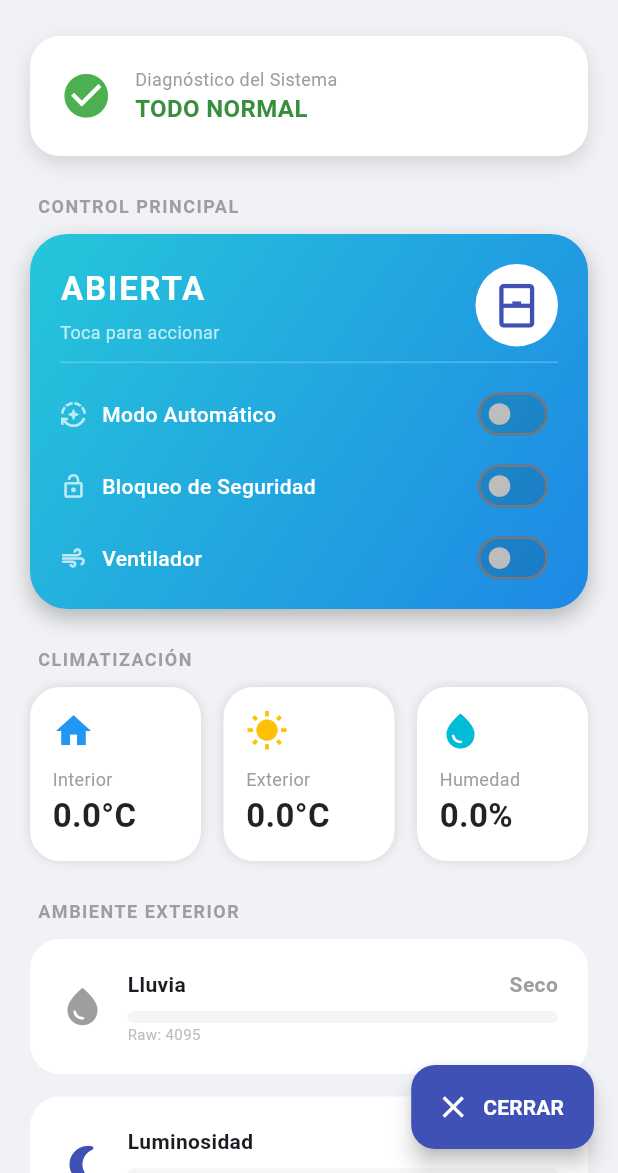
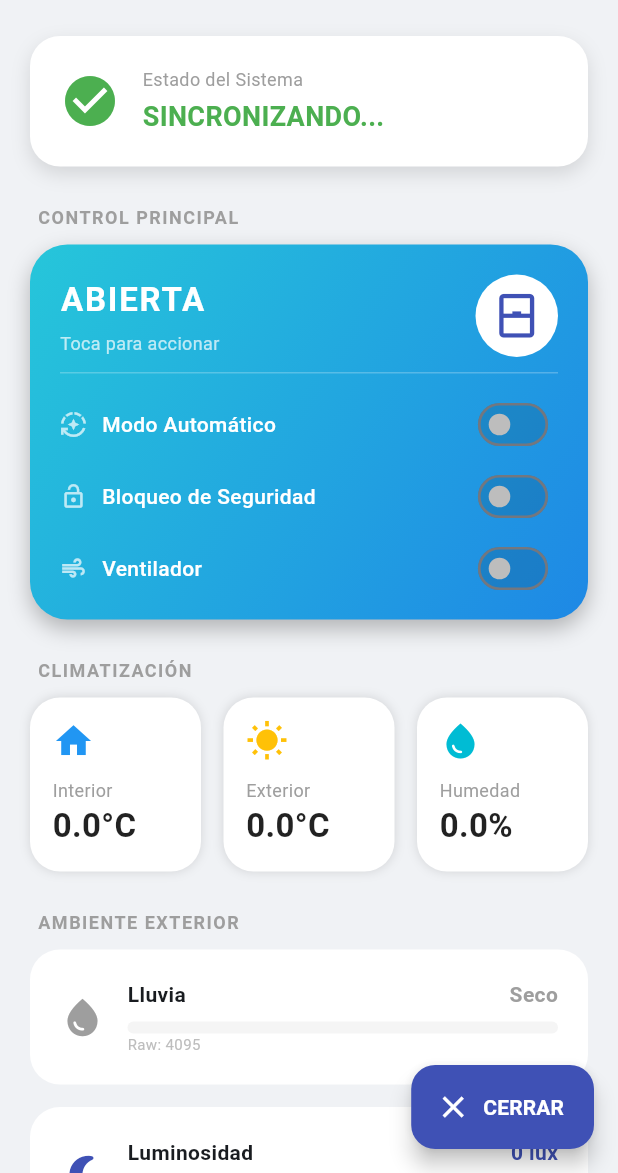
Before and after one commit to Plascencia505/WinIoT, a Flutter app: the screen it shows after launch, after a tap on "CERRADA", on a phone screen of 412 x 824 dp, the part 63-1236 px from its top. Run offline on Flutter 3.47's test engine with Material 3 defaults, Android fonts, the phone set to English and light mode, and no system bars; our stand-ins replace firebase_core, firebase_database; accounts and stored records are empty.

Commit message:
Versión final

```diff
--- a/lib/main.dart
+++ b/lib/main.dart
@@ -39,14 +39,18 @@ class MainDashboardPage extends StatefulWidget {
 }
 
 class _MainDashboardPageState extends State<MainDashboardPage> {
-  // CORRECCIÓN 1: Apuntamos directo al nodo 'ventana'
+  // Referencia al nodo raíz 'ventana'
   final DatabaseReference _dbRef = FirebaseDatabase.instance.ref('ventana');
+
+  // --- ESTADO DE CARGA ---
+  bool _isLoading = true; // Empieza cargando para no mostrar datos falsos
 
   // Variables de Estado
   bool _isWindowOpen = false;
   bool _isFanActive = false;
   bool _isAutoMode = false;
   bool _isLocked = false;
+  String _alertMessage = "Sincronizando...";
 
   // Variables de Sensores
   double _tempExt = 0.0;
@@ -59,7 +63,6 @@ class _MainDashboardPageState extends State<MainDashboardPage> {
 
   // Anti-Spam
   DateTime? _lastActionTime;
-
   StreamSubscription<DatabaseEvent>? _globalSub;
 
   @override
@@ -69,33 +72,29 @@ class _MainDashboardPageState extends State<MainDashboardPage> {
   }
 
   void _initListeners() {
-    _globalSub = _dbRef.onValue.listen((event) {
+    // Escuchamos cambios. Este evento se dispara INMEDIATAMENTE al conectar.
+    _globalSub = _dbRef.onValue.listen(
+      (event) {
         final data = event.snapshot.value;
 
-      // Verificamos que data no sea null y sea un Mapa
-      if (data != null && data is Map) {
         if (mounted) {
           setState(() {
-            // --- CORRECCIÓN 2: MAPEO EXACTO A TU JSON ---
-
-            // 1. Datos que están "sueltos" en la raíz de 'ventana'
+            if (data != null && data is Map) {
+              // 1. Mapeo de Datos (Parseo Seguro)
               _lluviaRaw = (data['lluvia'] as num?)?.toInt() ?? 4095;
               _luzRaw = (data['luminosidad'] as num?)?.toInt() ?? 0;
               _humedadVal = (data['humedad_interior'] as num?)?.toInt() ?? 0;
 
-            // 2. Carpeta "posicion"
               if (data['posicion'] is Map) {
-              final pos = data['posicion'] as Map;
-              _isWindowOpen = (pos['is_open'] as bool?) ?? false;
+                _isWindowOpen = (data['posicion']['is_open'] as bool?) ?? false;
               }
 
-            // 3. Carpeta "sistema"
               if (data['sistema'] is Map) {
                 final sys = data['sistema'] as Map;
                 _isLocked = (sys['is_lock'] as bool?) ?? false;
                 _isFanActive = (sys['fan_active'] as bool?) ?? false;
+                _alertMessage = (sys['alerta'] as String?) ?? "SISTEMA ONLINE";
 
-              // Modo (puede venir como String "AUTO" o bool)
                 final modoVal = sys['modo'];
                 if (modoVal is String) {
                   _isAutoMode = (modoVal.toUpperCase() == "AUTO");
@@ -104,23 +103,30 @@ class _MainDashboardPageState extends State<MainDashboardPage> {
                 }
               }
 
-            // 4. Carpeta "temperatura"
               if (data['temperatura'] is Map) {
                 final temp = data['temperatura'] as Map;
                 _tempInt = (temp['interior'] as num?)?.toDouble() ?? 0.0;
                 _tempExt = (temp['exterior'] as num?)?.toDouble() ?? 0.0;
               }
 
-            // 5. Carpeta "sonido"
               if (data['sonido'] is Map) {
                 final sound = data['sonido'] as Map;
                 _sonidoInt = (sound['interior'] as num?)?.toInt() ?? 0;
                 _sonidoExt = (sound['exterior'] as num?)?.toInt() ?? 0;
               }
+            }
+
+            // IMPORTANTE: Una vez leídos los datos (o si era null), quitamos la carga
+            _isLoading = false;
           });
         }
-      }
-    });
+      },
+      onError: (error) {
+        // Si hay error, también quitamos la carga para mostrar algo (aunque sean defaults)
+        if (mounted) setState(() => _isLoading = false);
+        debugPrint("Error Firebase: $error");
+      },
+    );
   }
 
   bool _canAct() {
@@ -150,6 +156,27 @@ class _MainDashboardPageState extends State<MainDashboardPage> {
 
   @override
   Widget build(BuildContext context) {
+    // --- PANTALLA DE CARGA ---
+    // Si aún no leemos Firebase, mostramos esto en lugar del Dashboard
+    if (_isLoading) {
+      return const Scaffold(
+        body: Center(
+          child: Column(
+            mainAxisAlignment: MainAxisAlignment.center,
+            children: [
+              CircularProgressIndicator(),
+              SizedBox(height: 20),
+              Text(
+                "Sincronizando con la Ventana...",
+                style: TextStyle(color: Colors.grey),
+              ),
+            ],
+          ),
+        ),
+      );
+    }
+
+    // --- DASHBOARD PRINCIPAL ---
     bool isHot = _tempInt > 25.0;
     bool isRaining = _lluviaRaw < 1800;
     bool isDaytime = _luzRaw > 100;
@@ -168,7 +195,6 @@ class _MainDashboardPageState extends State<MainDashboardPage> {
       floatingActionButton: FloatingActionButton.extended(
         onPressed: () {
           if (!_canAct()) return;
-
           if (isRaining) {
             ScaffoldMessenger.of(context).showSnackBar(
               const SnackBar(content: Text("🚫 Bloqueado por LLUVIA")),
@@ -188,7 +214,6 @@ class _MainDashboardPageState extends State<MainDashboardPage> {
             return;
           }
 
-          // CORRECCIÓN 3: Ruta de escritura correcta
           _dbRef.child('posicion/is_open').set(!_isWindowOpen);
         },
         backgroundColor: (isRaining || _isLocked)
@@ -221,6 +246,7 @@ class _MainDashboardPageState extends State<MainDashboardPage> {
               isDaytime: isDaytime,
               luzRaw: _luzRaw,
               ishumid: _humedadVal,
+              alertMessage: _alertMessage,
             ),
             const SizedBox(height: 25),
 
@@ -230,49 +256,60 @@ class _MainDashboardPageState extends State<MainDashboardPage> {
               isRaining: isRaining,
               onWindowToggle: () {
                 if (!_canAct()) return;
-                if (isRaining || _isLocked || _isAutoMode) return;
-                // Ruta correcta
+                if (isRaining || _isLocked || _isAutoMode) {
+                  // Feedback visual ya está en el botón flotante, pero por si tocan la tarjeta:
+                  if (isRaining)
+                    ScaffoldMessenger.of(context).showSnackBar(
+                      const SnackBar(content: Text("🚫 Lluvia detectada")),
+                    );
+                  else if (_isLocked)
+                    ScaffoldMessenger.of(context).showSnackBar(
+                      const SnackBar(content: Text("🔒 Sistema Bloqueado")),
+                    );
+                  else if (_isAutoMode)
+                    ScaffoldMessenger.of(context).showSnackBar(
+                      const SnackBar(
+                        content: Text("🤖 Modo Automático Activo"),
+                      ),
+                    );
+                  return;
+                }
                 _dbRef.child('posicion/is_open').set(!_isWindowOpen);
               },
 
               isSwitchOn: _isAutoMode,
               onSwitchChanged: (val) {
                 if (isRaining || _isLocked) return;
-                // Ruta correcta
                 _dbRef.child('sistema/modo').set(val ? "AUTO" : "MANUAL");
               },
 
               isLocked: _isLocked,
               onLockChanged: (val) {
+                // REGLA: No bloquear si la ventana está abierta
                 if (val == true && _isWindowOpen) {
                   ScaffoldMessenger.of(context).showSnackBar(
                     const SnackBar(
-                      content: Text(
-                        "⚠️ Por seguridad, CIERRA la ventana antes de bloquear.",
-                      ),
+                      content: Text("⚠️ Cierra la ventana antes de bloquear"),
                       backgroundColor: Colors.orange,
                     ),
                   );
                   return;
                 }
+                // REGLA: No desbloquear si llueve
                 if (isRaining && !val) {
                   ScaffoldMessenger.of(context).showSnackBar(
                     const SnackBar(
-                      content: Text(
-                        "🚫 Lluvia detectada: No se puede desbloquear.",
-                      ),
+                      content: Text("🚫 Lluvia: No se puede desbloquear"),
                     ),
                   );
                   return;
                 }
-                // Ruta correcta
                 _dbRef.child('sistema/is_lock').set(val);
               },
 
               isFanActive: _isFanActive,
               onFanActive: (val) {
                 if (isRaining || _isLocked || _isAutoMode) return;
-                // Ruta correcta
                 _dbRef.child('sistema/fan_active').set(val);
               },
             ),
--- a/lib/widgets/sensor_cards.dart
+++ b/lib/widgets/sensor_cards.dart
@@ -1,13 +1,14 @@
 import 'package:flutter/material.dart';
-import '../config/sensor_config.dart'; // Asegúrate de importar la config
+import '../config/sensor_config.dart';
 
-// --- HEADER DEL SISTEMA ---
+// --- HEADER DEL SISTEMA (INTEGRADO CON ALERTA) ---
 class SystemHeader extends StatelessWidget {
   final bool isHot;
   final bool isRaining;
   final bool isDaytime;
   final int luzRaw;
   final int ishumid;
+  final String alertMessage; // Mensaje de Firebase
 
   const SystemHeader({
     super.key,
@@ -16,10 +17,35 @@ class SystemHeader extends StatelessWidget {
     required this.isDaytime,
     required this.luzRaw,
     required this.ishumid,
+    required this.alertMessage,
   });
 
   @override
   Widget build(BuildContext context) {
+    Color statusColor;
+    IconData statusIcon;
+
+    // Lógica de color basada en la Alerta o Sensores
+    if (isRaining || alertMessage.contains("LLUVIA")) {
+      statusColor = Colors.red;
+      statusIcon = Icons.thunderstorm;
+    } else if (isHot ||
+        alertMessage.contains("CONFORT") ||
+        alertMessage.contains("SOFOCO")) {
+      statusColor = Colors.orange;
+      statusIcon = Icons.thermostat;
+    } else if (alertMessage.contains("NOCHE")) {
+      statusColor = Colors.indigo;
+      statusIcon = Icons.nightlight_round;
+    } else if (alertMessage.contains("BLOQUEO") ||
+        alertMessage.contains("RUIDO")) {
+      statusColor = Colors.grey;
+      statusIcon = Icons.lock;
+    } else {
+      statusColor = Colors.green;
+      statusIcon = Icons.check_circle;
+    }
+
     return Container(
       padding: const EdgeInsets.all(20),
       decoration: BoxDecoration(
@@ -35,34 +61,29 @@ class SystemHeader extends StatelessWidget {
       ),
       child: Row(
         children: [
-          Icon(
-            isRaining
-                ? Icons.thunderstorm
-                : (isHot ? Icons.thermostat_outlined : Icons.check_circle),
-            color: (isRaining || isHot) ? Colors.orange : Colors.green,
-            size: 35,
-          ),
+          Icon(statusIcon, color: statusColor, size: 40),
           const SizedBox(width: 15),
-          Column(
+          Expanded(
+            child: Column(
               crossAxisAlignment: CrossAxisAlignment.start,
               children: [
                 const Text(
-                "Diagnóstico del Sistema",
+                  "Estado del Sistema",
                   style: TextStyle(color: Colors.grey, fontSize: 12),
                 ),
+                const SizedBox(height: 4),
                 Text(
-                isRaining
-                    ? "¡LLUVIA EN CURSO!"
-                    : (isHot ? "TEMPERATURA ALTA" : "TODO NORMAL"),
+                  alertMessage.toUpperCase(), // Muestra el mensaje de Firebase
                   style: TextStyle(
-                  color: (isRaining || isHot)
-                      ? Colors.orange.shade800
-                      : Colors.green.shade700,
+                    color: statusColor,
                     fontWeight: FontWeight.bold,
-                  fontSize: 16,
+                    fontSize: 18,
                   ),
+                  maxLines: 2,
+                  overflow: TextOverflow.ellipsis,
                 ),
               ],
+            ),
           ),
         ],
       ),
@@ -70,7 +91,7 @@ class SystemHeader extends StatelessWidget {
   }
 }
 
-// --- TARJETA DE TEMPERATURA ---
+// --- TEMP ---
 class TempSensorTile extends StatelessWidget {
   final String title;
   final double value;
@@ -119,20 +140,17 @@ class TempSensorTile extends StatelessWidget {
   }
 }
 
-// --- TARJETA DE LLUVIA (CALIBRADA) ---
+// --- LLUVIA ---
 class RainSensorCard extends StatelessWidget {
   final int rawValue;
   const RainSensorCard({super.key, required this.rawValue});
 
   @override
   Widget build(BuildContext context) {
-    // Usamos la fórmula inversa (4095 es seco)
     double percentage = SensorConfig.getInversePercentage(rawValue);
-
     String status;
     Color color;
 
-    // Reglas basadas en tus lecturas
     if (percentage < 0.15) {
       status = "Seco";
       color = Colors.grey;
@@ -140,11 +158,9 @@ class RainSensorCard extends StatelessWidget {
       status = "Rocío / Húmedo";
       color = Colors.blue.shade300;
     } else if (rawValue > 1800) {
-      // Si es mayor a 1800 (pero húmedo)
       status = "Lluvia Ligera";
       color = Colors.blue;
     } else {
-      // Si rawValue < 1800
       status = "PELIGRO - LLUVIA";
       color = Colors.red;
     }
@@ -160,11 +176,10 @@ class RainSensorCard extends StatelessWidget {
   }
 }
 
-// --- TARJETA DE LUZ (CALIBRADA) ---
+// --- LUZ ---
 class LightSensorCard extends StatelessWidget {
   final bool isDaytime;
   final int luzRaw;
-
   const LightSensorCard({
     super.key,
     required this.isDaytime,
@@ -174,7 +189,6 @@ class LightSensorCard extends StatelessWidget {
   @override
   Widget build(BuildContext context) {
     double percentage = SensorConfig.getLuxPercentage(luzRaw);
-
     return _BaseEnvCard(
       icon: (isDaytime ? Icons.light_mode : Icons.nightlight_round),
       color: (isDaytime ? Colors.amber : Colors.indigo),
@@ -186,7 +200,7 @@ class LightSensorCard extends StatelessWidget {
   }
 }
 
-// --- BASE CARD PRIVADA ---
+// --- BASE ---
 class _BaseEnvCard extends StatelessWidget {
   final IconData icon;
   final Color color;
@@ -194,7 +208,6 @@ class _BaseEnvCard extends StatelessWidget {
   final String status;
   final double percentage;
   final int rawVal;
-
   const _BaseEnvCard({
     required this.icon,
     required this.color,
--- a/lib/widgets/sound_card.dart
+++ b/lib/widgets/sound_card.dart
@@ -15,7 +15,6 @@ class SoundSensorCard extends StatelessWidget {
 
   @override
   Widget build(BuildContext context) {
-    // 0 a 4095 -> 0% a 100%
     double percentage = SensorConfig.getStandardPercentage(rawValue);
 
     return Container(
@@ -47,8 +46,6 @@ class SoundSensorCard extends StatelessWidget {
             borderRadius: BorderRadius.circular(10),
             child: LinearProgressIndicator(
               value: percentage,
-              // Color de fondo suave basado en el color principal
-              // ignore: deprecated_member_use
               backgroundColor: color.withOpacity(0.15),
               valueColor: AlwaysStoppedAnimation(color),
               minHeight: 10,
--- a/lib/widgets/window_card.dart
+++ b/lib/widgets/window_card.dart
@@ -2,12 +2,15 @@ import 'package:flutter/material.dart';
 
 class WindowControlCard extends StatelessWidget {
   final bool isOpen;
-  final bool isRaining; // NUEVO
+  final bool isRaining;
   final VoidCallback onWindowToggle;
+
   final bool isSwitchOn;
   final ValueChanged<bool> onSwitchChanged;
+
   final bool isLocked;
   final ValueChanged<bool> onLockChanged;
+
   final bool isFanActive;
   final ValueChanged<bool> onFanActive;
 
@@ -26,7 +29,6 @@ class WindowControlCard extends StatelessWidget {
 
   @override
   Widget build(BuildContext context) {
-    // Bloqueo total si llueve o hay candado
     bool systemBlocked = isLocked || isRaining;
 
     return Container(
@@ -35,7 +37,7 @@ class WindowControlCard extends StatelessWidget {
       decoration: BoxDecoration(
         gradient: LinearGradient(
           colors: isRaining
-              ? [Colors.grey.shade700, Colors.blueGrey.shade900] // Color Lluvia
+              ? [Colors.grey.shade700, Colors.blueGrey.shade900]
               : (isOpen
                     ? [Colors.cyan.shade400, Colors.blue.shade600]
                     : [Colors.indigo.shade400, Colors.deepPurple.shade600]),
@@ -53,7 +55,7 @@ class WindowControlCard extends StatelessWidget {
       ),
       child: Column(
         children: [
-          // BOTÓN PRINCIPAL
+          // BOTONERA
           Material(
             color: Colors.transparent,
             child: InkWell(
@@ -127,7 +129,7 @@ class WindowControlCard extends StatelessWidget {
             child: Divider(color: Colors.white24, height: 1),
           ),
 
-          // INTERRUPTORES
+          // SWITCHES
           Padding(
             padding: const EdgeInsets.fromLTRB(20, 10, 20, 10),
             child: Column(
@@ -137,7 +139,7 @@ class WindowControlCard extends StatelessWidget {
                   val: isSwitchOn,
                   onChg: onSwitchChanged,
                   icon: Icons.auto_mode,
-                  disabled: systemBlocked, // Se deshabilita si hay bloqueo
+                  disabled: systemBlocked,
                 ),
                 _buildSwitchRow(
                   label: "Bloqueo de Seguridad",
@@ -145,16 +147,14 @@ class WindowControlCard extends StatelessWidget {
                   onChg: onLockChanged,
                   icon: isLocked ? Icons.lock : Icons.lock_open,
                   activeColor: Colors.orangeAccent,
-                  disabled:
-                      isRaining, // Solo la lluvia impide desbloquear manual
+                  disabled: isRaining,
                 ),
                 _buildSwitchRow(
                   label: "Ventilador",
                   val: isFanActive,
                   onChg: onFanActive,
                   icon: Icons.air,
-                  disabled:
-                      systemBlocked || isSwitchOn, // Bloqueado si Auto o Lock
+                  disabled: systemBlocked || isSwitchOn,
                 ),
               ],
             ),
```
Also changed, not shown: lib/config/sensor_config.dart (+6 -8 lines). Lines whose indentation alone changed are shown as unchanged.
